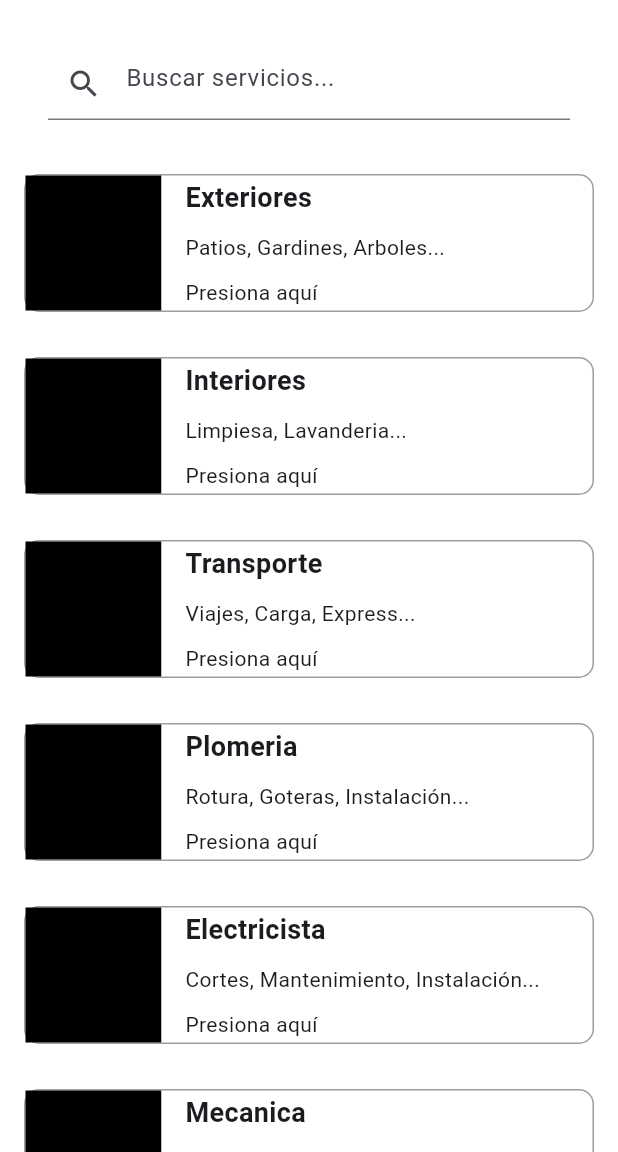
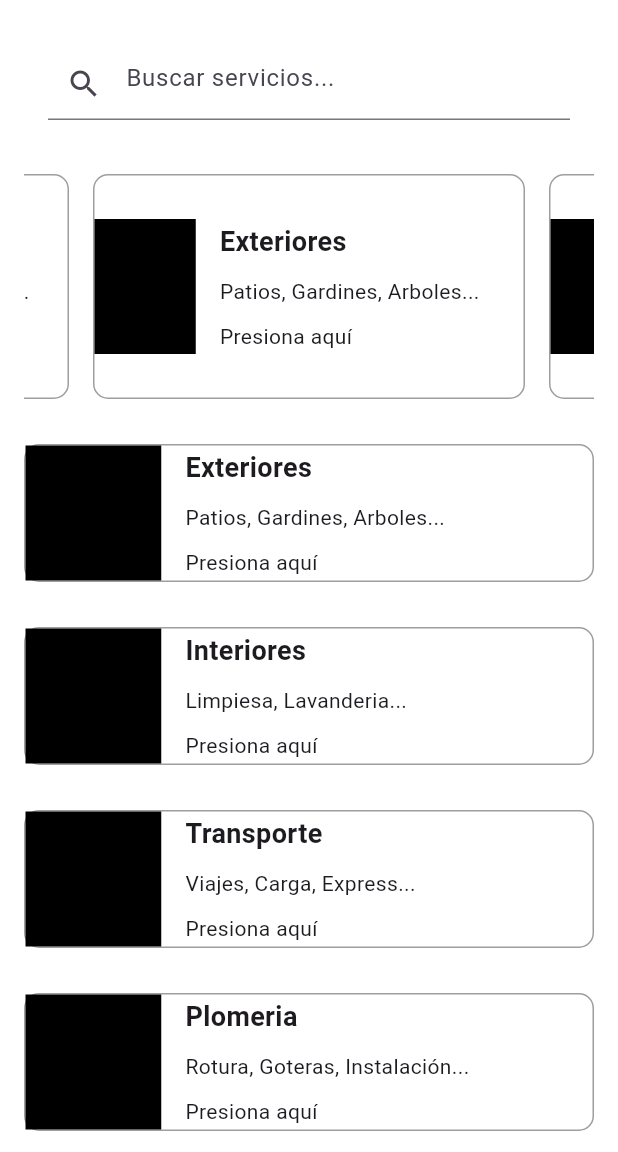
Before and after one commit to jordanlaguna/trabajorapid, a Flutter app: the HomePage screen opened directly, on a phone screen of 412 x 824 dp, the part 84-1236 px from its top. Run offline on Flutter 3.47's test engine with Material 3 defaults, Android fonts, the phone set to English and light mode, and no system bars; drawn by our look-alikes of carousel_slider; our stand-ins replace cloud_firestore, curved_navigation_bar, firebase_auth, firebase_core, flutter_rating_bar, google_sign_in; missing offline and left inert: flutter_login_facebook; accounts and stored records are empty; Roboto replaces fonts that are missing (Montserrat).

Commit message:
Button Negociar and carrusel home

```diff
--- a/lib/pageMenuBottom/home.dart
+++ b/lib/pageMenuBottom/home.dart
@@ -1,8 +1,36 @@
 import 'package:flutter/material.dart';
 import 'package:trabajorapid/pageMenuBottom/homeService/homeService.dart';
+import 'package:carousel_slider/carousel_slider.dart';
 
 class HomePage extends StatelessWidget {
   const HomePage({Key? key}) : super(key: key);
+
+  Widget buildCarousel(BuildContext context) {
+    return CarouselSlider(
+      options: CarouselOptions(
+        height: 150.0,
+        enableInfiniteScroll: true,
+        autoPlay: true,
+      ),
+      items: [
+        buildCuadro(context, 'Exteriores', 'Patios, Gardines, Arboles...'),
+        buildCuadro(context, 'Interiores', 'Limpiesa, Lavanderia...'),
+        buildCuadro(context, 'Transporte', 'Viajes, Carga, Express...'),
+        buildCuadro(context, 'Plomeria', 'Rotura, Goteras, Instalación...'),
+        buildCuadro(
+            context, 'Electricista', 'Cortes, Mantenimiento, Instalación...'),
+        buildCuadro(context, 'Mecanica', 'Llantas, Pintura, Reparación...'),
+        buildCuadro(context, 'Manicura', 'Pintura, Uñas, Hidratación...'),
+        buildCuadro(context, 'Culinario', 'Cocinar, Eventos, Platillos...'),
+      ]
+          .map((widget) => Container(
+                margin: const EdgeInsets.symmetric(
+                    horizontal: 8.0), // Ajusta el espacio entre los cuadros
+                child: widget,
+              ))
+          .toList(),
+    );
+  }
 
   @override
   Widget build(BuildContext context) {
@@ -55,6 +83,8 @@ class HomePage extends StatelessWidget {
                   ],
                 ),
               ),
+              buildCarousel(context),
+              const SizedBox(height: 30.0),
               buildCuadro(
                   context, 'Exteriores', 'Patios, Gardines, Arboles...'),
               const SizedBox(height: 30.0),
--- a/lib/pageMenuBottom/profileService/profileService.dart
+++ b/lib/pageMenuBottom/profileService/profileService.dart
@@ -1,6 +1,7 @@
 // ignore_for_file: file_names
 import 'package:flutter/material.dart';
 import 'package:flutter_rating_bar/flutter_rating_bar.dart';
+import 'package:trabajorapid/components/menuSlider/page_chat/page_home_chat.dart';
 
 void main() {
   runApp(
@@ -177,7 +178,10 @@ class _ProfileScreenState extends State<ProfileScreen> {
 
           ElevatedButton(
             onPressed: () {
-              // Acción al presionar el botón (puede ser redirigir a otro enlace, abrir una pantalla de edición, etc.).
+              Navigator.push(
+                context,
+                MaterialPageRoute(builder: (context) => const PageChat()),
+              );
             },
             child: const Text('Negociar'),
           ),
--- a/pubspec.yaml
+++ b/pubspec.yaml
@@ -44,6 +44,7 @@ dependencies:
   flutter_login_facebook: ^1.9.0
 
   flutter_rating_bar: ^4.0.1
+  carousel_slider: ^4.0.0
 
 
 dev_dependencies:
```
Also changed, not shown: pubspec.lock.
